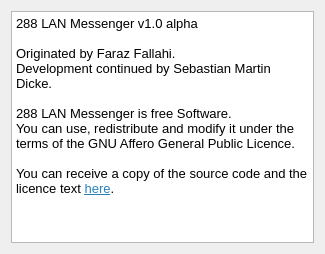
Old version of the form Lan-Messenger/dialogabout.ui in the repository fffaraz/Lan-Messenger.
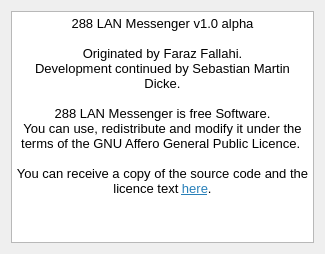
New version of the form.

Commit message: Centred text.

What changed in the file:
```diff
--- a/Lan-Messenger/dialogabout.ui
+++ b/Lan-Messenger/dialogabout.ui
@@ -24,15 +24,15 @@
 &lt;html&gt;&lt;head&gt;&lt;meta name=&quot;qrichtext&quot; content=&quot;1&quot; /&gt;&lt;style type=&quot;text/css&quot;&gt;
 p, li { white-space: pre-wrap; }
 &lt;/style&gt;&lt;/head&gt;&lt;body style=&quot; font-family:'Noto Sans'; font-size:10pt; font-weight:400; font-style:normal;&quot;&gt;
-&lt;p style=&quot; margin-top:0px; margin-bottom:0px; margin-left:0px; margin-right:0px; -qt-block-indent:0; text-indent:0px;&quot;&gt;288 LAN Messenger v1.0 alpha&lt;/p&gt;
-&lt;p style=&quot;-qt-paragraph-type:empty; margin-top:0px; margin-bottom:0px; margin-left:0px; margin-right:0px; -qt-block-indent:0; text-indent:0px;&quot;&gt;&lt;br /&gt;&lt;/p&gt;
-&lt;p style=&quot; margin-top:0px; margin-bottom:0px; margin-left:0px; margin-right:0px; -qt-block-indent:0; text-indent:0px;&quot;&gt;Originated by Faraz Fallahi.&lt;/p&gt;
-&lt;p style=&quot; margin-top:0px; margin-bottom:0px; margin-left:0px; margin-right:0px; -qt-block-indent:0; text-indent:0px;&quot;&gt;Development continued by Sebastian Martin Dicke.&lt;/p&gt;
-&lt;p style=&quot;-qt-paragraph-type:empty; margin-top:0px; margin-bottom:0px; margin-left:0px; margin-right:0px; -qt-block-indent:0; text-indent:0px;&quot;&gt;&lt;br /&gt;&lt;/p&gt;
-&lt;p style=&quot; margin-top:0px; margin-bottom:0px; margin-left:0px; margin-right:0px; -qt-block-indent:0; text-indent:0px;&quot;&gt;288 LAN Messenger is free Software.&lt;/p&gt;
-&lt;p style=&quot; margin-top:0px; margin-bottom:0px; margin-left:0px; margin-right:0px; -qt-block-indent:0; text-indent:0px;&quot;&gt;You can use, redistribute and modify it under the terms of the GNU Affero General Public Licence. &lt;/p&gt;
-&lt;p style=&quot;-qt-paragraph-type:empty; margin-top:0px; margin-bottom:0px; margin-left:0px; margin-right:0px; -qt-block-indent:0; text-indent:0px;&quot;&gt;&lt;br /&gt;&lt;/p&gt;
-&lt;p style=&quot; margin-top:0px; margin-bottom:0px; margin-left:0px; margin-right:0px; -qt-block-indent:0; text-indent:0px;&quot;&gt;You can receive a copy of the source code and the licence text &lt;a href=&quot;https://github.com/sdicke/Lan-Messenger&quot;&gt;&lt;span style=&quot; text-decoration: underline; color:#2980b9;&quot;&gt;here&lt;/span&gt;&lt;/a&gt;.&lt;/p&gt;&lt;/body&gt;&lt;/html&gt;</string>
+&lt;p align=&quot;center&quot; style=&quot; margin-top:0px; margin-bottom:0px; margin-left:0px; margin-right:0px; -qt-block-indent:0; text-indent:0px;&quot;&gt;288 LAN Messenger v1.0 alpha&lt;/p&gt;
+&lt;p align=&quot;center&quot; style=&quot;-qt-paragraph-type:empty; margin-top:0px; margin-bottom:0px; margin-left:0px; margin-right:0px; -qt-block-indent:0; text-indent:0px;&quot;&gt;&lt;br /&gt;&lt;/p&gt;
+&lt;p align=&quot;center&quot; style=&quot; margin-top:0px; margin-bottom:0px; margin-left:0px; margin-right:0px; -qt-block-indent:0; text-indent:0px;&quot;&gt;Originated by Faraz Fallahi.&lt;/p&gt;
+&lt;p align=&quot;center&quot; style=&quot; margin-top:0px; margin-bottom:0px; margin-left:0px; margin-right:0px; -qt-block-indent:0; text-indent:0px;&quot;&gt;Development continued by Sebastian Martin Dicke.&lt;/p&gt;
+&lt;p align=&quot;center&quot; style=&quot;-qt-paragraph-type:empty; margin-top:0px; margin-bottom:0px; margin-left:0px; margin-right:0px; -qt-block-indent:0; text-indent:0px;&quot;&gt;&lt;br /&gt;&lt;/p&gt;
+&lt;p align=&quot;center&quot; style=&quot; margin-top:0px; margin-bottom:0px; margin-left:0px; margin-right:0px; -qt-block-indent:0; text-indent:0px;&quot;&gt;288 LAN Messenger is free Software.&lt;/p&gt;
+&lt;p align=&quot;center&quot; style=&quot; margin-top:0px; margin-bottom:0px; margin-left:0px; margin-right:0px; -qt-block-indent:0; text-indent:0px;&quot;&gt;You can use, redistribute and modify it under the terms of the GNU Affero General Public Licence. &lt;/p&gt;
+&lt;p align=&quot;center&quot; style=&quot;-qt-paragraph-type:empty; margin-top:0px; margin-bottom:0px; margin-left:0px; margin-right:0px; -qt-block-indent:0; text-indent:0px;&quot;&gt;&lt;br /&gt;&lt;/p&gt;
+&lt;p align=&quot;center&quot; style=&quot; margin-top:0px; margin-bottom:0px; margin-left:0px; margin-right:0px; -qt-block-indent:0; text-indent:0px;&quot;&gt;You can receive a copy of the source code and the licence text &lt;a href=&quot;https://github.com/sdicke/Lan-Messenger&quot;&gt;&lt;span style=&quot; text-decoration: underline; color:#2980b9;&quot;&gt;here&lt;/span&gt;&lt;/a&gt;.&lt;/p&gt;&lt;/body&gt;&lt;/html&gt;</string>
      </property>
     </widget>
    </item>
```
Left out of the diff: 3 changed lines with no effect on the pictures.
